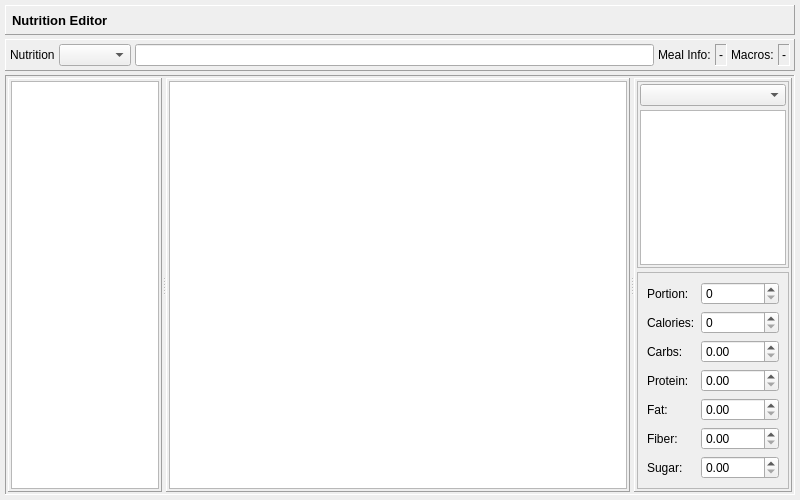
Qt form dialog_nutrition.ui (Tria-Andy/WorkoutEditor) before a commit.
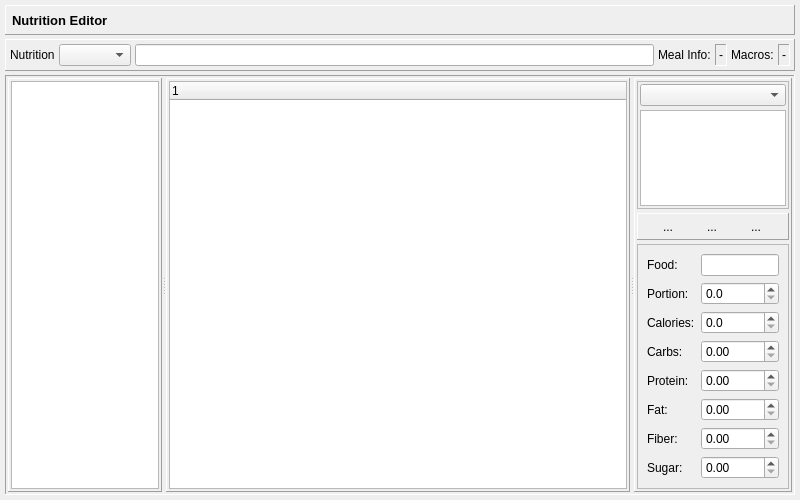
The same form after that commit. Icons and pictures are not drawn.

Diff of the .ui file:
```diff
--- a/dialog_nutrition.ui
+++ b/dialog_nutrition.ui
@@ -150,7 +150,7 @@
        </widget>
       </item>
       <item>
-       <widget class="QComboBox" name="comboBox_meals"/>
+       <widget class="QComboBox" name="comboBox_recipe"/>
       </item>
       <item>
        <widget class="QLineEdit" name="lineEdit_mealName"/>
@@ -269,7 +269,7 @@
            <number>2</number>
           </property>
           <item>
-           <widget class="QListWidget" name="listWidget_Nutrition"/>
+           <widget class="QListWidget" name="listWidget_recipes"/>
           </item>
          </layout>
         </widget>
@@ -303,7 +303,7 @@
            <number>2</number>
           </property>
           <item>
-           <widget class="QListWidget" name="listWidget_ingredients">
+           <widget class="QTreeWidget" name="treeWidget_recipe">
             <property name="sizePolicy">
              <sizepolicy hsizetype="Expanding" vsizetype="Expanding">
               <horstretch>2</horstretch>
@@ -316,6 +316,11 @@
               <height>16777215</height>
              </size>
             </property>
+            <column>
+             <property name="text">
+              <string notr="true">1</string>
+             </property>
+            </column>
            </widget>
           </item>
          </layout>
@@ -383,11 +388,101 @@
               <widget class="QComboBox" name="comboBox_ingredients"/>
              </item>
              <item>
-              <widget class="QListWidget" name="listWidget"/>
+              <widget class="QListWidget" name="listWidget_ingredients"/>
              </item>
             </layout>
            </widget>
           </item>
+          <item>
+           <widget class="QFrame" name="frame_3">
+            <property name="frameShape">
+             <enum>QFrame::Panel</enum>
+            </property>
+            <property name="frameShadow">
+             <enum>QFrame::Raised</enum>
+            </property>
+            <layout class="QHBoxLayout" name="horizontalLayout_4">
+             <property name="spacing">
+              <number>4</number>
+             </property>
+             <property name="leftMargin">
+              <number>2</number>
+             </property>
+             <property name="topMargin">
+              <number>2</number>
+             </property>
+             <property name="rightMargin">
+              <number>2</number>
+             </property>
+             <property name="bottomMargin">
+              <number>2</number>
+             </property>
+             <item>
+              <widget class="QToolButton" name="toolButton_add">
+               <property name="text">
+                <string>...</string>
+               </property>
+               <property name="icon">
+                <iconset resource="resources.qrc">
+                 <normaloff>:/images/icons/Add.png</normaloff>:/images/icons/Add.png</iconset>
+               </property>
+               <property name="iconSize">
+                <size>
+                 <width>18</width>
+                 <height>18</height>
+                </size>
+               </property>
+               <property name="autoRaise">
+                <bool>true</bool>
+               </property>
+              </widget>
+             </item>
+             <item>
+              <widget class="QToolButton" name="toolButton_edit">
+               <property name="text">
+                <string>...</string>
+               </property>
+               <property name="icon">
+                <iconset resource="resources.qrc">
+                 <normaloff>:/images/icons/Update.png</normaloff>:/images/icons/Update.png</iconset>
+               </property>
+               <property name="iconSize">
+                <size>
+                 <width>18</width>
+                 <height>18</height>
+                </size>
+               </property>
+               <property name="autoRaise">
+                <bool>true</bool>
+               </property>
+              </widget>
+             </item>
+             <item>
+              <widget class="QToolButton" name="toolButton_delete">
+               <property name="text">
+                <string>...</string>
+               </property>
+               <property name="icon">
+                <iconset resource="resources.qrc">
+                 <normaloff>:/images/icons/Erase.png</normaloff>:/images/icons/Erase.png</iconset>
+               </property>
+               <property name="iconSize">
+                <size>
+                 <width>18</width>
+                 <height>18</height>
+                </size>
+               </property>
+               <property name="autoRaise">
+                <bool>true</bool>
+               </property>
+              </widget>
+             </item>
+            </layout>
+            <zorder>toolButton_edit</zorder>
+            <zorder>toolButton_delete</zorder>
+            <zorder>toolButton_add</zorder>
+           </widget>
+          </item>
           <item>
            <widget class="QFrame" name="frame_editItem">
             <property name="frameShape">
@@ -397,75 +492,119 @@
              <enum>QFrame::Raised</enum>
             </property>
             <layout class="QFormLayout" name="formLayout">
-             <item row="1" column="0">
+             <item row="3" column="0">
               <widget class="QLabel" name="label_4">
                <property name="text">
                 <string>Calories:</string>
                </property>
               </widget>
              </item>
-             <item row="1" column="1">
-              <widget class="QSpinBox" name="spinBox_calories"/>
-             </item>
-             <item row="2" column="0">
+             <item row="4" column="0">
               <widget class="QLabel" name="label_5">
                <property name="text">
                 <string>Carbs:</string>
                </property>
               </widget>
              </item>
-             <item row="2" column="1">
-              <widget class="QDoubleSpinBox" name="doubleSpinBox_carbs"/>
+             <item row="4" column="1">
+              <widget class="QDoubleSpinBox" name="doubleSpinBox_carbs">
+               <property name="maximum">
+                <double>200.000000000000000</double>
+               </property>
+              </widget>
              </item>
-             <item row="3" column="0">
+             <item row="5" column="0">
               <widget class="QLabel" name="label_6">
                <property name="text">
                 <string>Protein:</string>
                </property>
               </widget>
              </item>
-             <item row="3" column="1">
-              <widget class="QDoubleSpinBox" name="doubleSpinBox_protein"/>
+             <item row="5" column="1">
+              <widget class="QDoubleSpinBox" name="doubleSpinBox_protein">
+               <property name="maximum">
+                <double>200.000000000000000</double>
+               </property>
+              </widget>
              </item>
-             <item row="4" column="0">
+             <item row="6" column="0">
               <widget class="QLabel" name="label_7">
                <property name="text">
                 <string>Fat:</string>
                </property>
               </widget>
              </item>
-             <item row="4" column="1">
-              <widget class="QDoubleSpinBox" name="doubleSpinBox_fat"/>
+             <item row="6" column="1">
+              <widget class="QDoubleSpinBox" name="doubleSpinBox_fat">
+               <property name="maximum">
+                <double>100.000000000000000</double>
+               </property>
+              </widget>
              </item>
-             <item row="5" column="0">
+             <item row="7" column="0">
               <widget class="QLabel" name="label_8">
                <property name="text">
                 <string>Fiber:</string>
                </property>
               </widget>
              </item>
-             <item row="5" column="1">
-              <widget class="QDoubleSpinBox" name="doubleSpinBox_fiber"/>
+             <item row="7" column="1">
+              <widget class="QDoubleSpinBox" name="doubleSpinBox_fiber">
+               <property name="maximum">
+                <double>100.000000000000000</double>
+               </property>
+              </widget>
              </item>
-             <item row="6" column="0">
+             <item row="8" column="0">
               <widget class="QLabel" name="label_9">
                <property name="text">
                 <string>Sugar:</string>
                </property>
               </widget>
              </item>
-             <item row="6" column="1">
-              <widget class="QDoubleSpinBox" name="doubleSpinBox_sugar"/>
+             <item row="8" column="1">
+              <widget class="QDoubleSpinBox" name="doubleSpinBox_sugar">
+               <property name="maximum">
+                <double>100.000000000000000</double>
+               </property>
+              </widget>
              </item>
-             <item row="0" column="0">
+             <item row="2" column="0">
               <widget class="QLabel" name="label_10">
                <property name="text">
                 <string>Portion:</string>
                </property>
               </widget>
              </item>
-             <item row="0" column="1">
-              <widget class="QSpinBox" name="spinBox_portion"/>
+             <item row="1" column="1">
+              <widget class="QLineEdit" name="lineEdit_foodName"/>
+             </item>
+             <item row="1" column="0">
+              <widget class="QLabel" name="label_12">
+               <property name="text">
+                <string>Food:</string>
+               </property>
+              </widget>
+             </item>
+             <item row="2" column="1">
+              <widget class="QDoubleSpinBox" name="doubleSpinBox_portion">
+               <property name="decimals">
+                <number>1</number>
+               </property>
+               <property name="maximum">
+                <double>500.000000000000000</double>
+               </property>
+              </widget>
+             </item>
+             <item row="3" column="1">
+              <widget class="QDoubleSpinBox" name="doubleSpinBox_calories">
+               <property name="decimals">
+                <number>1</number>
+               </property>
+               <property name="maximum">
+                <double>500.000000000000000</double>
+               </property>
+              </widget>
              </item>
             </layout>
            </widget>
```
